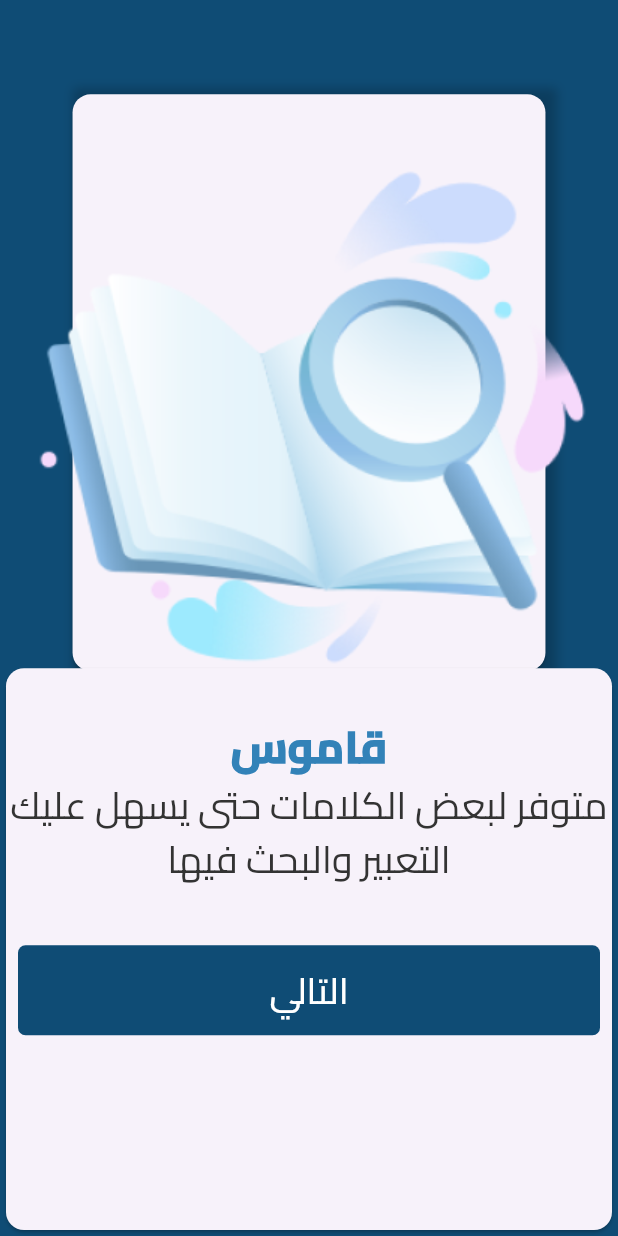
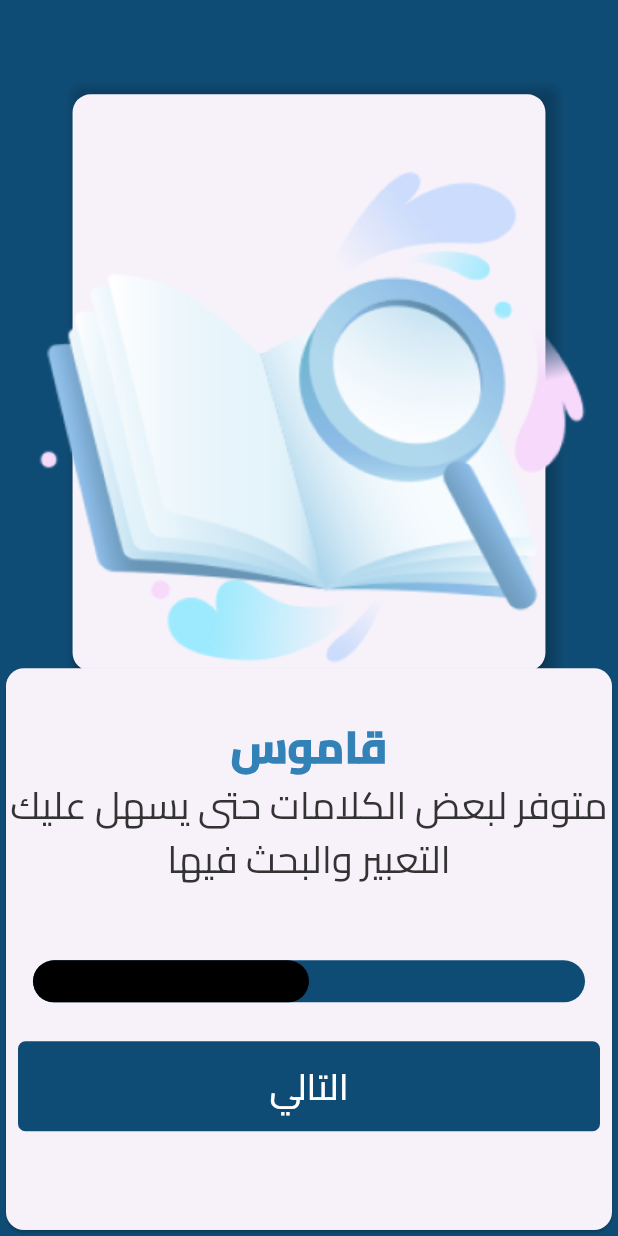
Before and after one commit to MahmoudYasserElbanna/flutter_sign_language_gp_app, a Flutter app: the screen it shows after launch, after a tap on "التالي", on a phone screen of 412 x 824 dp. Run offline on Flutter 3.47's test engine with Material 3 defaults, Android fonts, the phone set to English and light mode, and no system bars; our stand-ins replace flutter_screenutil, font_awesome_flutter.

Commit message:
solve errors and update code

```diff
--- a/lib/Views/introduction_view1.dart
+++ b/lib/Views/introduction_view1.dart
@@ -5,7 +5,8 @@ import 'package:sign_language_gp_app/widgets/custom_card.dart';
 import 'package:sign_language_gp_app/widgets/custom_container.dart';
 import 'package:sign_language_gp_app/widgets/custom_position.dart';
 
-class SplashView extends StatelessWidget {
+class IntroView1 extends StatelessWidget {
+  const IntroView1({super.key});
   static String id = 'introductionView1';
   @override
   Widget build(BuildContext context) {
@@ -20,7 +21,7 @@ class SplashView extends StatelessWidget {
             CustomContainer(
               highLightText: 'تحويل النص',
               text: 'من صوت الى لغة اشارة عن طريق شخصية ثلاثية الأبعاد',
-              pageId: IntroductionView2.id,
+              pageId: IntroView2.id,
             ),
             //Image
             CustomPosition(image: 'assets/images/SplashScreenImage1.png'),
--- a/lib/Views/introduction_view2.dart
+++ b/lib/Views/introduction_view2.dart
@@ -5,8 +5,8 @@ import 'package:sign_language_gp_app/widgets/custom_card.dart';
 import 'package:sign_language_gp_app/widgets/custom_container.dart';
 import 'package:sign_language_gp_app/widgets/custom_position.dart';
 
-class IntroductionView2 extends StatelessWidget {
-  const IntroductionView2({super.key});
+class IntroView2 extends StatelessWidget {
+  const IntroView2({super.key});
   static String id = 'introductionView2';
   @override
   Widget build(BuildContext context) {
@@ -21,7 +21,7 @@ class IntroductionView2 extends StatelessWidget {
             CustomContainer(
               highLightText: 'قاموس',
               text: 'متوفر لبعض الكلامات حتى يسهل عليك التعبير والبحث فيها',
-              pageId: IntroductionView3.id,
+              pageId: IntroView3.id,
             ),
             //Image
             CustomPosition(image: 'assets/images/SplashScreenImage2.png'),
--- a/lib/Views/introduction_view3.dart
+++ b/lib/Views/introduction_view3.dart
@@ -5,8 +5,8 @@ import 'package:sign_language_gp_app/widgets/custom_card.dart';
 import 'package:sign_language_gp_app/widgets/custom_container.dart';
 import 'package:sign_language_gp_app/widgets/custom_position.dart';
 
-class IntroductionView3 extends StatelessWidget {
-  const IntroductionView3({super.key});
+class IntroView3 extends StatelessWidget {
+  const IntroView3({super.key});
   static String id = "IntroductionView3";
   @override
   Widget build(BuildContext context) {
@@ -19,7 +19,7 @@ class IntroductionView3 extends StatelessWidget {
             //Container With Image
             CustomCard(),
             CustomContainer(
-              highLightText: 'تلعم',
+              highLightText: 'تعلم',
               text: 'اساسيات لغة الاشارة بكل سهولة',
               pageId: LandingView.id,
             ),
--- a/lib/main.dart
+++ b/lib/main.dart
@@ -20,15 +20,15 @@ class SignLanguageGPApp extends StatelessWidget {
         theme: ThemeData(fontFamily: 'Cairo'),
         debugShowCheckedModeBanner: false,
         routes: {
-          SplashView.id: (context) => SplashView(),
-          IntroductionView2.id: (context) => IntroductionView2(),
-          IntroductionView3.id: (context) => IntroductionView3(),
+          IntroView1.id: (context) => IntroView1(),
+          IntroView2.id: (context) => IntroView2(),
+          IntroView3.id: (context) => IntroView3(),
           LandingView.id: (context) => LandingView(),
           SettingView.id: (context) => SettingView(),
           LearnView.id: (context) => LearnView(),
           DictionaryView.id: (context) => DictionaryView(),
         },
-        initialRoute: SplashView.id,
+        initialRoute: IntroView1.id,
       ),
       designSize: const Size(390, 840),
     );
--- a/lib/widgets/custom_container.dart
+++ b/lib/widgets/custom_container.dart
@@ -2,6 +2,7 @@ import 'package:flutter/material.dart';
 import 'package:flutter_screenutil/flutter_screenutil.dart';
 import 'package:sign_language_gp_app/constants.dart';
 import 'package:sign_language_gp_app/widgets/custom_button.dart';
+import 'package:sign_language_gp_app/widgets/custom_progress_bar.dart';
 
 class CustomContainer extends StatelessWidget {
   CustomContainer({
@@ -40,6 +41,7 @@ class CustomContainer extends StatelessWidget {
               textAlign: TextAlign.center,
             ),
             SizedBox(height: 32.h),
+            const CustomProgressBar(),
             CustomButton(
               buttonLabel: 'التالي',
               buttonColor: kPrimaryColor,
--- a/lib/widgets/custom_progress_bar.dart
+++ b/lib/widgets/custom_progress_bar.dart
@@ -1,19 +1,17 @@
 import 'package:flutter/material.dart';
+import 'package:sign_language_gp_app/constants.dart';
 
 class CustomProgressBar extends StatefulWidget {
   const CustomProgressBar({super.key});
 
   @override
-  State<CustomProgressBar> createState() => _MyStatefulWidgetState();
+  State<CustomProgressBar> createState() => _CustomProgressBar();
 }
 
 /// AnimationControllers can be created with `vsync: this` because of TickerProviderStateMixin.
-class _MyStatefulWidgetState extends State<CustomProgressBar>
+class _CustomProgressBar extends State<CustomProgressBar>
     with TickerProviderStateMixin {
   late AnimationController controller;
-  bool finish = false;
-  double progressValue = 0.2;
-  @override
   @override
   void initState() {
     controller = AnimationController(
@@ -34,19 +32,17 @@ class _MyStatefulWidgetState extends State<CustomProgressBar>
 
   @override
   Widget build(BuildContext context) {
-    return Scaffold(
-      body: Padding(
-        padding: const EdgeInsets.all(20.0),
-        child: Column(
-          mainAxisAlignment: MainAxisAlignment.spaceEvenly,
-          children: <Widget>[
-            LinearProgressIndicator(
-              minHeight: 10,
-              borderRadius: const BorderRadius.all(Radius.circular(10.0)),
-              value: controller.value = progressValue,
-            ),
-            // ignore: avoid_print
-          ],
+    return Padding(
+      padding: const EdgeInsets.all(16.0),
+      child: Container(
+        padding: const EdgeInsets.all(2.0),
+        height: 32,
+        child: LinearProgressIndicator(
+          color: Colors.black,
+          backgroundColor: kPrimaryColor,
+          minHeight: 10,
+          borderRadius: const BorderRadius.all(Radius.circular(15)),
+          value: controller.value = 0.5,
         ),
       ),
     );
```
Also changed, not shown: lib/Views/splash_view.dart (added, +124 -0 lines).
